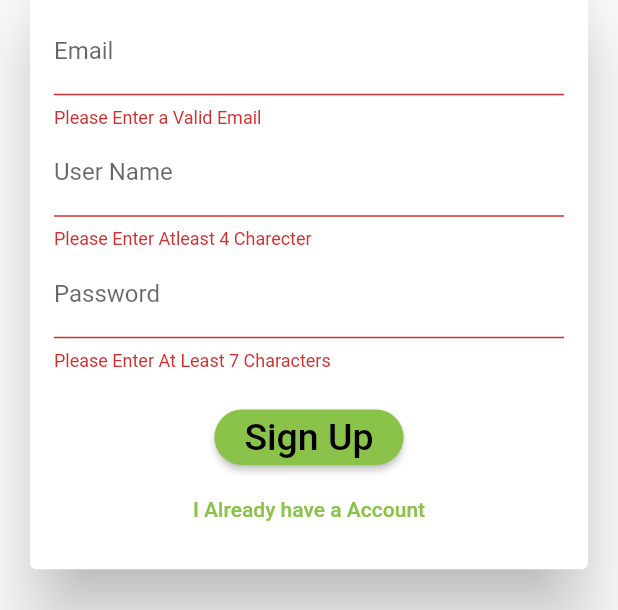
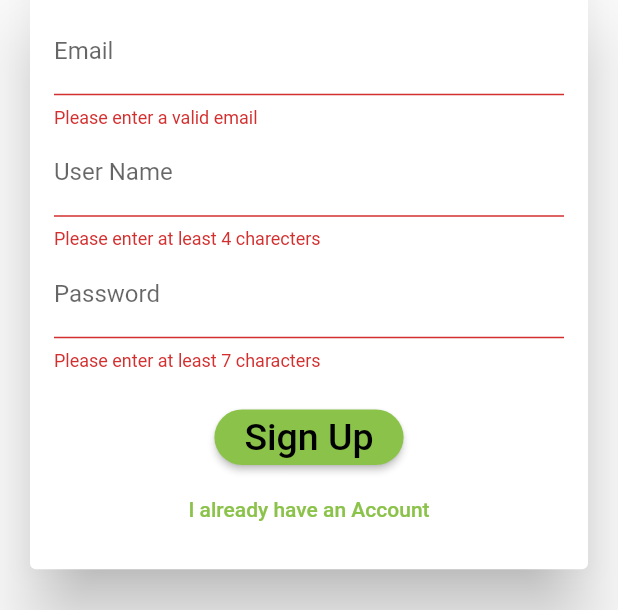
Before and after one commit to IanDarwin/flowcase, a Flutter app: the AuthForm widget shown alone on an empty page, opened directly, after a tap on "Log In", after a tap on "Create New Account", after a tap on "Sign Up", on a phone screen of 412 x 824 dp. Shown: the part 342-952 px from the top of the screen. Run offline on Flutter 3.47's test engine with Material 2 defaults, Android fonts, the phone set to English and light mode, and no system bars; our stand-ins replace flutter_html, flutter_settings_screens.

Commit message:
Spelling/punctuation fixes

```diff
--- a/lib/login_screen.dart
+++ b/lib/login_screen.dart
@@ -49,7 +49,7 @@ class AuthFormState extends State<AuthForm> {
                     decoration: const InputDecoration(labelText: "Email"),
                     validator: (value) {
                       if (value!.isEmpty || !value.contains("@")) {
-                        return "Please Enter a Valid Email";
+                        return "Please enter a valid email";
                       }
                       return null;
                     },
@@ -63,7 +63,7 @@ class AuthFormState extends State<AuthForm> {
                       decoration: const InputDecoration(labelText: "User Name"),
                       validator: (value) {
                         if (value!.isEmpty || value.length < 4) {
-                          return "Please Enter Atleast 4 Charecter";
+                          return "Please enter at least 4 charecters";
                         }
                         return null;
                       },
@@ -77,7 +77,7 @@ class AuthFormState extends State<AuthForm> {
                     obscureText: true,
                     validator: (value) {
                       if (value!.isEmpty || value.length < 7) {
-                        return "Please Enter At Least 7 Characters";
+                        return "Please enter at least 7 characters";
                       }
                       return null;
                     },
@@ -114,7 +114,7 @@ class AuthFormState extends State<AuthForm> {
                     },
                     child: Text(isLogIn
                         ? "Create New Account"
-                        : "I Already have a Account"),
+                        : "I already have an Account"),
                   ),
                 ],
               )),
```
